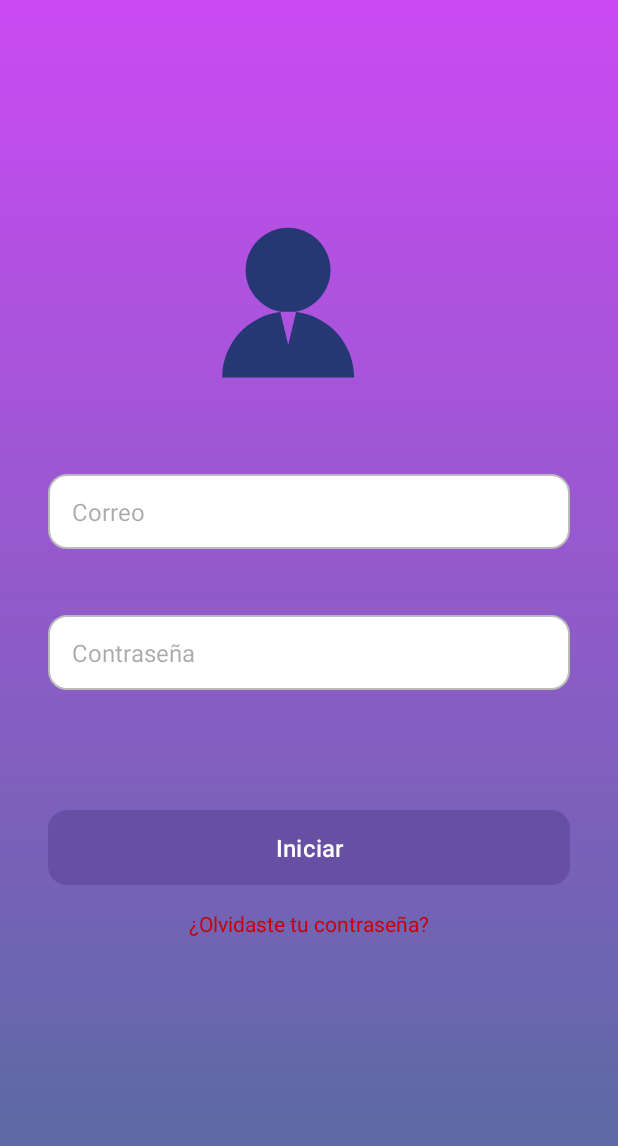
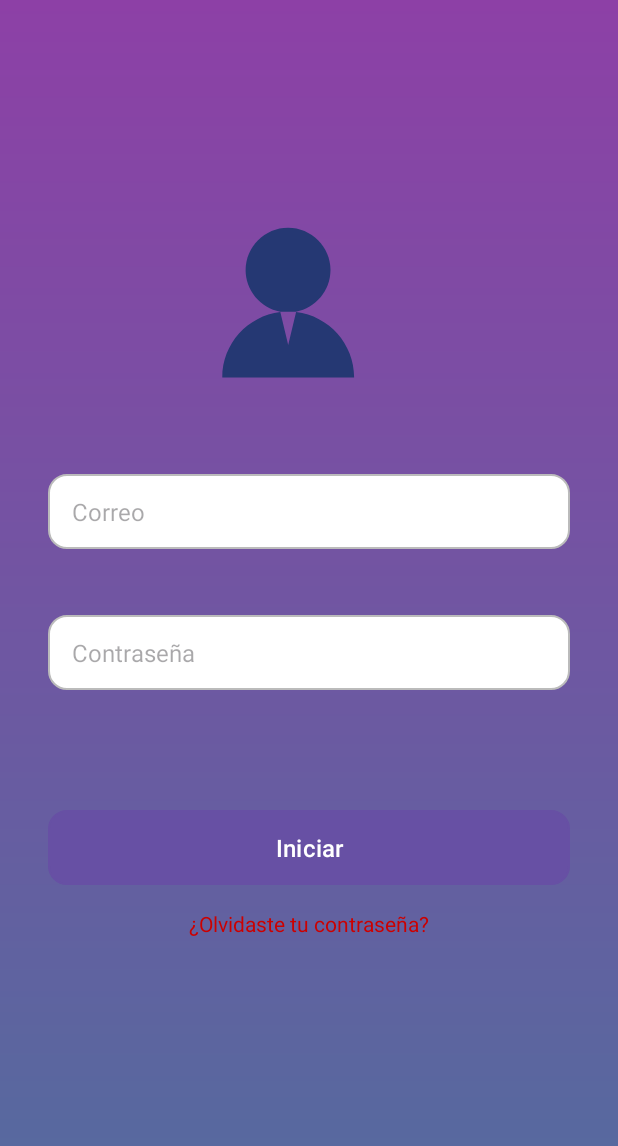
Before and after one commit to Uuxul/BucoSan, an Android app: the screen it shows after launch (MainActivity), on a phone screen of 412 x 824 dp. Shown: the top 1146 px of the screen. Run offline under Robolectric (Android 15) with nearby library versions, the phone set to English and light mode, and no system bars.

Commit message:
CAMBIO ROJO AZUL

```diff
--- a/app/src/main/res/drawable/bg_gradient.xml
+++ b/app/src/main/res/drawable/bg_gradient.xml
@@ -3,6 +3,6 @@
     <gradient
         android:angle="90"
         android:startColor="#536C9E"
-        android:endColor="#CB4AF4"
+        android:endColor="#8D40A6"
         android:type="linear"/>
 </shape>
```
